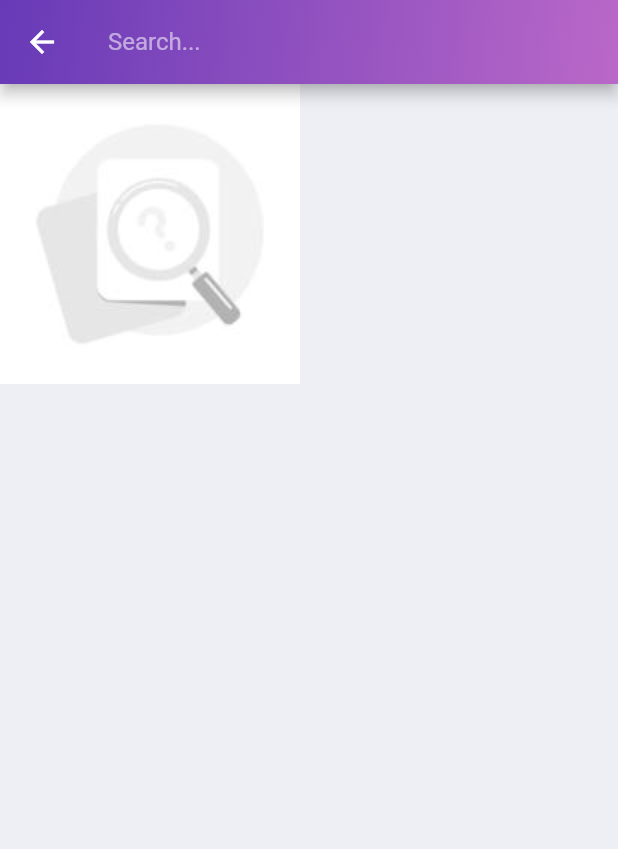
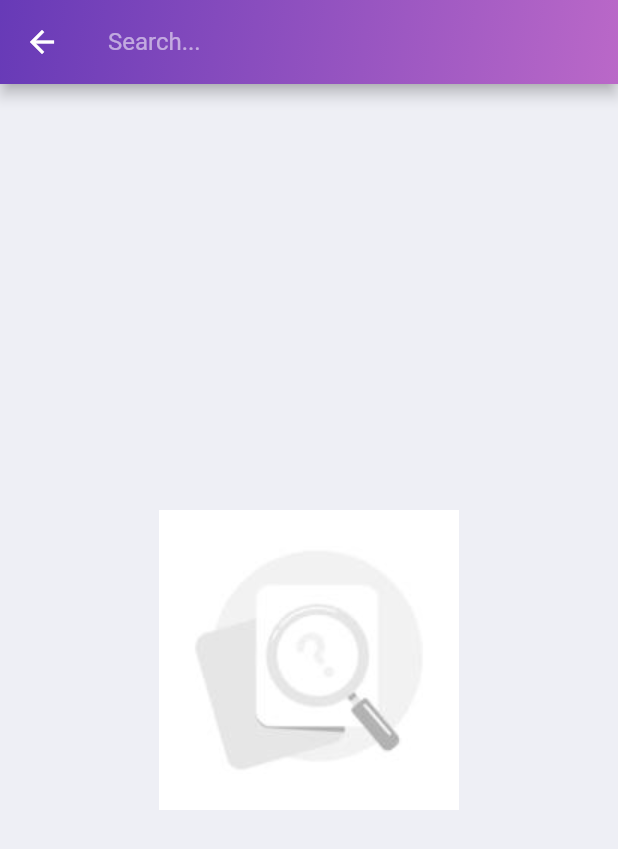
Before and after one commit to Nktoan2707/todo_list, a Flutter app: the screen it shows after launch, after a tap on the "search" icon, on a phone screen of 412 x 824 dp. Shown: the top 849 px of the screen. Run offline on Flutter 3.47's test engine with Material 2 defaults, Android fonts, the phone set to English and light mode, and no system bars; our stand-ins replace bloc, flutter_bloc, get, google_fonts.

Commit message:
implementation for searching TODO

```diff
--- a/lib/data/repositories/task_repository.dart
+++ b/lib/data/repositories/task_repository.dart
@@ -42,9 +42,9 @@ class TaskRepository {
   }
 
   List<Task> searchTaskList(String searchString) {
-    List<Task> result = List<Task>.empty(growable: true);
-
-
+    List<Task> result = localList.where((task) =>
+      task.title!.toLowerCase().contains(searchString.toLowerCase()) || task.note!.toLowerCase().contains(searchString.toLowerCase())
+    ).toList();
     return result;
   }
 }
--- a/lib/features/home/pages/search_task_page.dart
+++ b/lib/features/home/pages/search_task_page.dart
@@ -22,7 +22,7 @@ class _SearchTaskPageState extends State<SearchTaskPage> {
   Widget build(BuildContext context) {
     return BlocBuilder<HomeBloc, HomeState>(
       builder: (context, state) {
-        List<Task>? listTask;;
+        List<Task>? listTask;
         if (state is HomeSearchTaskSuccess) {
           listTask = state.taskList;
         }
@@ -48,13 +48,14 @@ class _SearchTaskPageState extends State<SearchTaskPage> {
                 hintStyle: TextStyle(color: Colors.white54),
                 border: InputBorder.none,
               ),
-              onChanged: (value) {
+              onSubmitted: (value) {
                 // Perform search functionality here
+                context.read<HomeBloc>().add(HomeTaskSearched(searchedString: value));
               },
             ),
           ),
-          body: listTask == null
-              ? Image.asset('assets/images/search_no_result.jpg')
+          body: (listTask == null || listTask.isEmpty)
+              ? Center(child: Image.asset('assets/images/search_no_result.jpg', scale: 1,))
               : Container(
                   child: Column(
                     children: [
```
